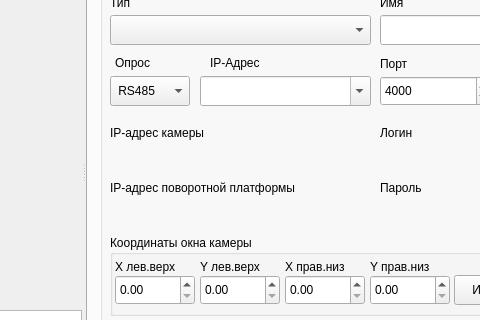
First picture: the form in m_cfg/MainWindowCFG.ui, repository xXRadioHeadXx/start7, before the edit; both pictures show x 348 to 828 and y 117 to 437 of the 1043 by 590 pixel window.
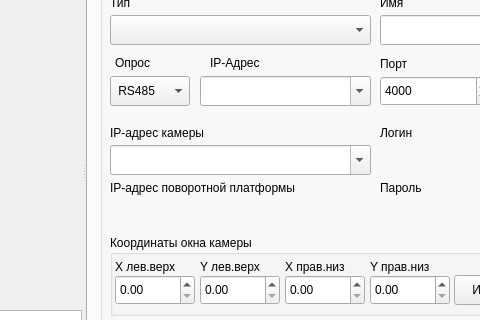
Second picture: the form after the edit. The open tabs and pages were chosen to show the change. Icons and pictures are not drawn. Custom widgets are drawn as their Qt base class.

Diff of the .ui file:
```diff
--- a/m_cfg/MainWindowCFG.ui
+++ b/m_cfg/MainWindowCFG.ui
@@ -828,22 +828,6 @@
              </widget>
             </widget>
             <widget class="QWidget" name="STRAZH_IP_groupbox">
-             <widget class="My_lineEdit" name="STRAZH_IP_lineEdit__IPaddr" native="true">
-              <property name="geometry">
-               <rect>
-                <x>10</x>
-                <y>20</y>
-                <width>261</width>
-                <height>30</height>
-               </rect>
-              </property>
-              <property name="inputMask" stdset="0">
-               <string/>
-              </property>
-              <property name="clearButtonEnabled" stdset="0">
-               <bool>true</bool>
-              </property>
-             </widget>
              <widget class="QLabel" name="label_85">
               <property name="geometry">
                <rect>
@@ -932,6 +916,19 @@
                <bool>true</bool>
               </property>
              </widget>
+             <widget class="my_combobox" name="STRAZH_IP__IPaddr_combobox">
+              <property name="geometry">
+               <rect>
+                <x>10</x>
+                <y>20</y>
+                <width>261</width>
+                <height>30</height>
+               </rect>
+              </property>
+              <property name="editable">
+               <bool>true</bool>
+              </property>
+             </widget>
             </widget>
             <widget class="QWidget" name="SSOI_SD_groupbox">
              <widget class="QComboBox" name="SSOI_SD_OutType">
```
Left out of the diff: 2 changed lines with no effect on the pictures.
